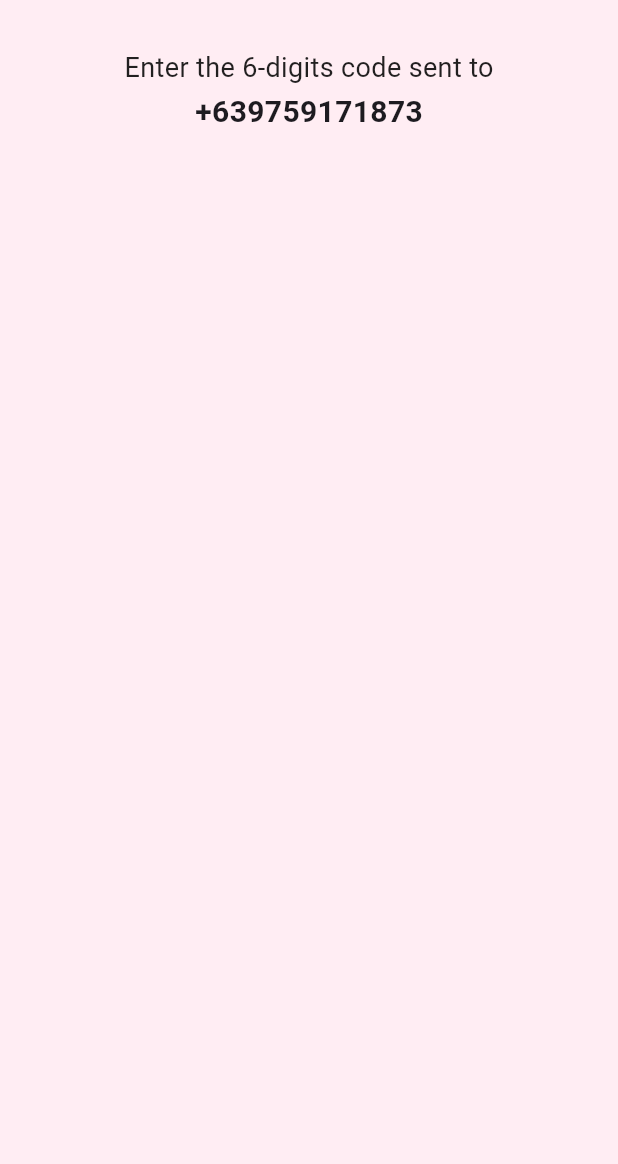
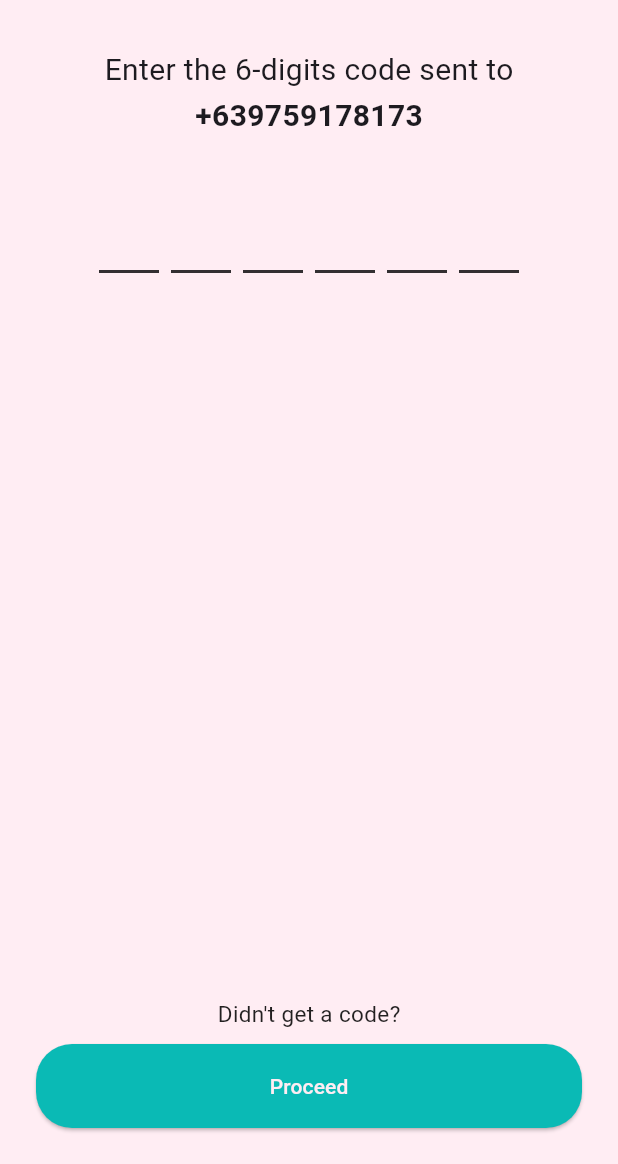
Before and after one commit to dummbroke/hatud_express_passenger, a Flutter app: the RegisterScreen screen opened directly, after a tap on "log In", on a phone screen of 412 x 824 dp, the part 72-1236 px from its top. Run offline on Flutter 3.47's test engine with Material 3 defaults, Android fonts, the phone set to English and light mode, and no system bars; drawn by our look-alikes of pinput.

```diff
--- a/lib/ui/register_screen.dart
+++ b/lib/ui/register_screen.dart
@@ -19,10 +19,8 @@ class RegisterScreen extends StatelessWidget {
           icon: Image.asset('assets/icons/ic_back.png',
           color: AppColors.dark,
           ),
-        ),title: const Text(
-        'Get Started'
-      ),
-        centerTitle: true,
+        ),title: const Text('Get Started'),
+          centerTitle: true,
       ),
       backgroundColor: AppColors.light,
       body: Padding(
@@ -51,13 +49,13 @@ class RegisterScreen extends StatelessWidget {
               ),
               decoration: InputDecoration(
                 prefixIcon: Padding(
-                  padding: const EdgeInsets.only(left:8.0, right: 8.0,bottom: 3),
+                  padding: const EdgeInsets.only(left:8.0, right: 8.0,bottom: 5),
                   child: Row(
                     mainAxisSize: MainAxisSize.min,
                     children: [
                       Image.asset(
                         'assets/icons/ic_phflag.png',
-                        width: 30,
+                        width: 31,
                       ),
                       const SizedBox(width: 8),
 
--- a/lib/ui/signup_screen.dart
+++ b/lib/ui/signup_screen.dart
@@ -96,6 +96,7 @@ class SignUpScreen extends StatelessWidget {
               ],
             ),
           ],
-        ));
+        )
+    );
   }
 }
--- a/lib/ui/sms_verification_screen.dart
+++ b/lib/ui/sms_verification_screen.dart
@@ -1,11 +1,34 @@
 import 'package:flutter/material.dart';
 import 'package:hatud_express_passenger/theme/theme.dart';
+import 'package:hatud_express_passenger/ui/register_name_screen.dart';
+import 'package:pinput/pinput.dart';
 
-class SmsVerificationScreen extends StatelessWidget{
+class SmsVerificationScreen extends StatefulWidget {
   const SmsVerificationScreen({super.key});
 
   @override
+  State<SmsVerificationScreen> createState() => _SmsVerificationScreenState();
+}
+
+class _SmsVerificationScreenState extends State<SmsVerificationScreen> {
+  @override
   Widget build(BuildContext context) {
+
+    final defaultPinTheme = PinTheme(
+      width: 40,
+      height: 40,
+      textStyle: const TextStyle(
+        fontSize: 22,
+        fontWeight: FontWeight.w600,
+        color: AppColors.dark,
+      ),
+      decoration: BoxDecoration(
+        border: Border(
+          bottom: BorderSide(width: 2.0, color: AppColors.dark.withOpacity(0.8)),
+        ),
+      ),
+    );
+
     return Scaffold(
     appBar: AppBar(
       backgroundColor: Colors.transparent,
@@ -18,8 +41,8 @@ class SmsVerificationScreen extends StatelessWidget{
         icon: Image.asset('assets/icons/ic_back.png',
         color: AppColors.dark,
         ),
-        ),title: const Text('Get Started'
       ),
+      title: const Text('Get Started'),
       centerTitle: true,
       ),
       backgroundColor: AppColors.light,
@@ -27,23 +50,61 @@ class SmsVerificationScreen extends StatelessWidget{
         padding: const EdgeInsets.all(24.0),
         child: Column(
           children: [
-            Align(
+            const Align(
               alignment: Alignment.center,
-              child: Text('Enter the 6-digits code sent to',
+              child: Text(
+                'Enter the 6-digits code sent to',
               style: TextStyle(
-                fontSize: 18,
-                color: AppColors.dark,
+              fontSize: 20,
                 ),
               ),
             ),
             const SizedBox(height: 2),
-
-            Text('+639759171873',
+            const Text(
+              '+639759178173',
             style: TextStyle(
+              fontSize: 20,
               fontWeight: FontWeight.bold,
-              fontSize: 20,
               ),
             ),
+            const SizedBox(height: 50,),
+
+            Pinput(
+              length: 6,
+              defaultPinTheme: defaultPinTheme,
+              onCompleted: (pin) {
+                print("Completed " + pin);
+                //TODO: verify otp
+              },
+            ),
+            const Spacer(),
+
+            const Text("Didn't get a code?",
+            style: TextStyle(
+              fontSize: 15,
+              color: AppColors.dark,),
+            ),
+            const SizedBox(height: 10),
+            SizedBox(
+              width: double.infinity,
+                child: ElevatedButton(
+                  onPressed: () {
+                    Navigator.push(context,
+                      MaterialPageRoute(builder: (context) => const RegisterNameScreen(),
+                      ),
+                    );
+                  },
+                  style: ElevatedButton.styleFrom(
+                    backgroundColor: AppColors.primary,
+                    foregroundColor: AppColors.light,
+                    padding: const EdgeInsets.symmetric(vertical: 18),
+                    shape: RoundedRectangleBorder(
+                      borderRadius: BorderRadius.circular(24),
+                    )
+                  ),
+                  child: const Text('Proceed'),
+                )
+            )
           ],
         ),
       ),
--- a/pubspec.yaml
+++ b/pubspec.yaml
@@ -36,6 +36,7 @@ dependencies:
   # The following adds the Cupertino Icons font to your application.
   # Use with the CupertinoIcons class for iOS style icons.
   cupertino_icons: ^1.0.6
+  pinput: ^5.0.1
 
 dev_dependencies:
   flutter_test:
```
Also changed, not shown: lib/ui/register_name_screen.dart (added, +74 -0 lines), assets/icons/ic_phflag.png, pubspec.lock. Lines whose indentation alone changed are shown as unchanged.
